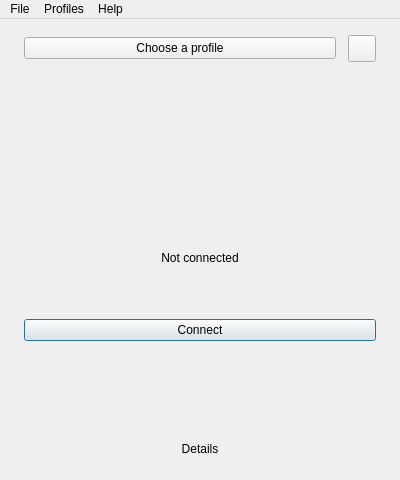
Before: the Qt Designer form presentation/main/mainwindow.ui in wtalioy/JustConnect, drawn with Qt 5.
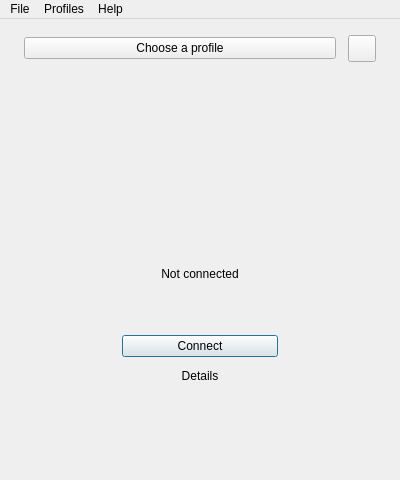
After: the same form once the commit is applied. The open tabs and pages were chosen to show the change. Icons and pictures are not drawn.

Commit message: feat: unify rounded navigation and compact connection actions

The edit to the form file:
```diff
--- a/presentation/main/mainwindow.ui
+++ b/presentation/main/mainwindow.ui
@@ -135,14 +135,58 @@
      </widget>
     </item>
     <item>
-     <widget class="QPushButton" name="connectButton">
-      <property name="text">
-       <string>Connect</string>
+     <layout class="QVBoxLayout" name="connectionActions">
+      <property name="leftMargin">
+       <number>0</number>
       </property>
-      <property name="default">
-       <bool>true</bool>
+      <property name="topMargin">
+       <number>0</number>
       </property>
-     </widget>
+      <property name="rightMargin">
+       <number>0</number>
+      </property>
+      <property name="bottomMargin">
+       <number>0</number>
+      </property>
+      <property name="spacing">
+       <number>8</number>
+      </property>
+      <item alignment="Qt::AlignHCenter">
+       <widget class="QPushButton" name="connectButton">
+        <property name="text">
+         <string>Connect</string>
+        </property>
+        <property name="default">
+         <bool>true</bool>
+        </property>
+        <property name="minimumSize">
+         <size>
+          <width>156</width>
+          <height>0</height>
+         </size>
+        </property>
+        <property name="maximumSize">
+         <size>
+          <width>196</width>
+          <height>16777215</height>
+         </size>
+        </property>
+       </widget>
+      </item>
+      <item alignment="Qt::AlignHCenter">
+       <widget class="QPushButton" name="detailsButton">
+        <property name="text">
+         <string>Details</string>
+        </property>
+        <property name="flat">
+         <bool>true</bool>
+        </property>
+        <property name="autoDefault">
+         <bool>false</bool>
+        </property>
+       </widget>
+      </item>
+     </layout>
     </item>
     <item>
      <spacer name="bottomSpacer">
@@ -157,23 +201,6 @@
       </property>
      </spacer>
     </item>
-    <item>
-     <widget class="QFrame" name="footerDivider">
-      <property name="divider" stdset="0">
-       <bool>true</bool>
-      </property>
-     </widget>
-    </item>
-    <item>
-     <widget class="QPushButton" name="detailsButton">
-      <property name="text">
-       <string>Details</string>
-      </property>
-      <property name="flat">
-       <bool>true</bool>
-      </property>
-     </widget>
-    </item>
    </layout>
    <widget class="QDialog" name="detailsDialog">
     <property name="windowTitle">
```
Left out of the diff: 15 changed lines with no effect on the pictures. The commit also changes 42 other files.
